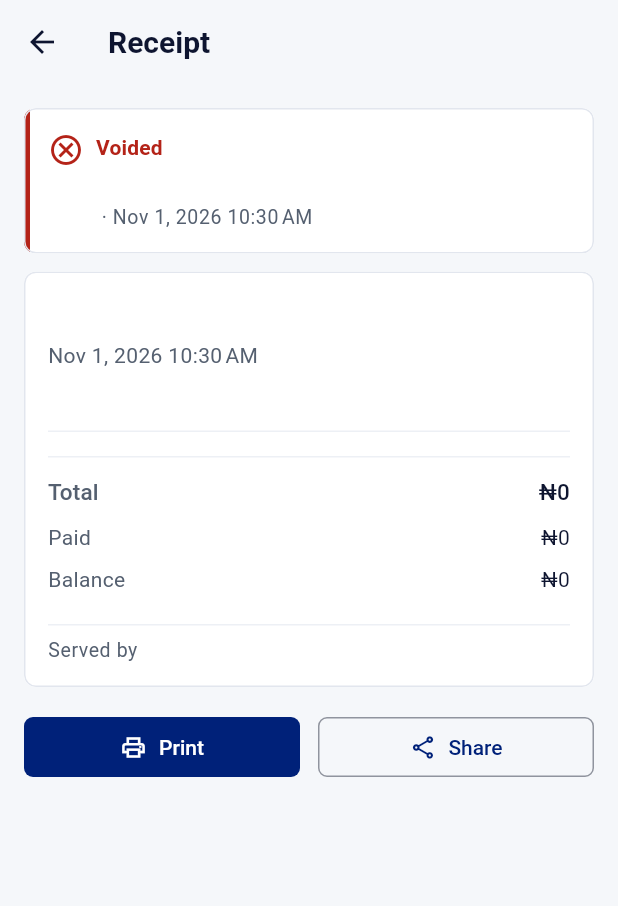
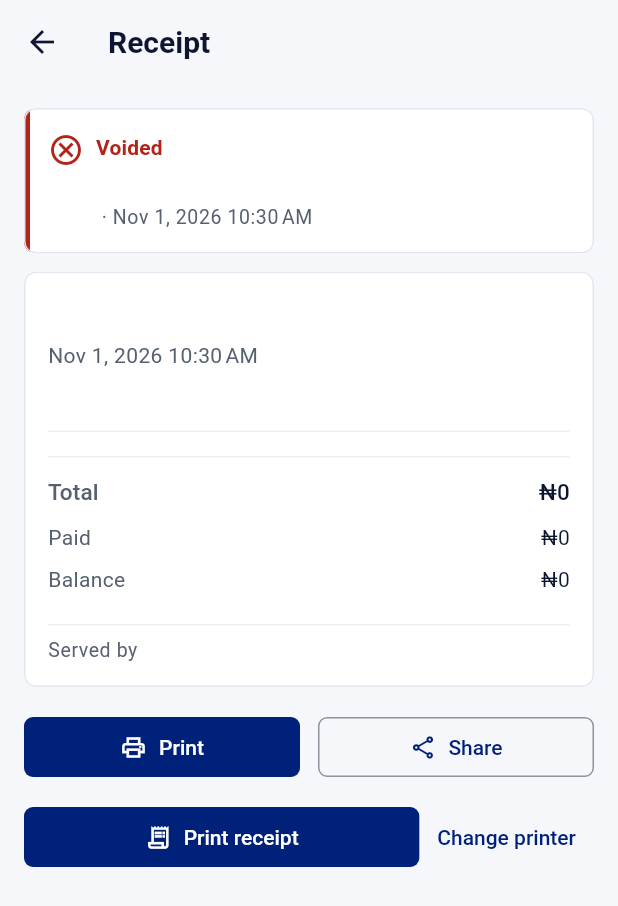
Before and after one commit to byteteklimited/hydrotrack, a Flutter app: the _ReceiptBody screen opened directly with empty values, on a phone screen of 412 x 824 dp. Shown: the top 906 px of the screen. Run offline on Flutter 3.47's test engine with Material 3 defaults, Android fonts, the phone set to English and light mode, and no system bars; our stand-ins replace connectivity_plus, file_picker, fl_chart, flutter_riverpod, pdf, printing and 4 more; missing offline and left inert: esc_pos_utils_plus, file_saver, print_bluetooth_thermal; accounts and stored records are empty; Roboto replaces fonts that are missing (Helvetica).

Commit message:
Bluetooth receipt printing (Android); Phase B docs
Co-Authored-By: Claude Opus 5.5 <noreply@anthropic.com>

```diff
--- /dev/null
+++ b/lib/features/printing/data/printer_device.dart
@@ -0,0 +1,24 @@
+/// A Bluetooth printer paired with this device.
+class PrinterDevice {
+  const PrinterDevice({required this.name, required this.address});
+
+  final String name;
+  final String address;
+
+  @override
+  bool operator ==(Object other) =>
+      other is PrinterDevice && other.address == address;
+
+  @override
+  int get hashCode => address.hashCode;
+}
+
+/// Something went wrong talking to the printer, in words for the user.
+class PrinterException implements Exception {
+  const PrinterException(this.message);
+
+  final String message;
+
+  @override
+  String toString() => message;
+}
--- /dev/null
+++ b/lib/features/printing/data/printing_providers.dart
@@ -0,0 +1,7 @@
+import 'package:flutter_riverpod/flutter_riverpod.dart';
+
+import 'thermal_printer_driver.dart';
+
+final thermalPrinterDriverProvider = Provider<ThermalPrinterDriver>(
+  (ref) => ThermalPrinterDriver(),
+);
--- /dev/null
+++ b/lib/features/printing/data/receipt_printer_settings.dart
@@ -0,0 +1,56 @@
+import 'package:shared_preferences/shared_preferences.dart';
+
+import 'printer_device.dart';
+
+/// Receipt paper widths the common printers use.
+enum PaperWidth {
+  mm58('58 mm', 32),
+  mm80('80 mm', 48);
+
+  const PaperWidth(this.label, this.charactersPerLine);
+
+  final String label;
+
+  /// Characters per line in the printer's normal font.
+  final int charactersPerLine;
+}
+
+/// The receipt printer chosen on this device (each phone has its own).
+class ReceiptPrinterSettings {
+  const ReceiptPrinterSettings({this.printer, this.paper = PaperWidth.mm58});
+
+  final PrinterDevice? printer;
+  final PaperWidth paper;
+
+  static const _addressKey = 'receipt_printer_address';
+  static const _nameKey = 'receipt_printer_name';
+  static const _paperKey = 'receipt_printer_paper';
+
+  static Future<ReceiptPrinterSettings> load() async {
+    final prefs = await SharedPreferences.getInstance();
+    final address = prefs.getString(_addressKey);
+    return ReceiptPrinterSettings(
+      printer: address == null
+          ? null
+          : PrinterDevice(
+              name: prefs.getString(_nameKey) ?? 'Printer',
+              address: address,
+            ),
+      paper:
+          PaperWidth.values.asNameMap()[prefs.getString(_paperKey)] ??
+          PaperWidth.mm58,
+    );
+  }
+
+  Future<void> save() async {
+    final prefs = await SharedPreferences.getInstance();
+    if (printer == null) {
+      await prefs.remove(_addressKey);
+      await prefs.remove(_nameKey);
+    } else {
+      await prefs.setString(_addressKey, printer!.address);
+      await prefs.setString(_nameKey, printer!.name);
+    }
+    await prefs.setString(_paperKey, paper.name);
+  }
+}
--- /dev/null
+++ b/lib/features/printing/data/thermal_printer_driver.dart
@@ -0,0 +1,2 @@
+export 'thermal_printer_driver_stub.dart'
+    if (dart.library.io) 'thermal_printer_driver_io.dart';
--- /dev/null
+++ b/lib/features/printing/view/thermal_print_button.dart
@@ -0,0 +1,96 @@
+import 'package:flutter/material.dart';
+import 'package:flutter_riverpod/flutter_riverpod.dart';
+
+import '../../../core/theme/app_spacing.dart';
+import '../../../core/utils/action_error.dart';
+import '../../../core/widgets/app_button.dart';
+import '../../organizations/data/providers/organization_providers.dart';
+import '../../sales/data/models/sale.dart';
+import '../data/escpos_receipt.dart';
+import '../data/printer_device.dart';
+import '../data/printing_providers.dart';
+import '../data/receipt_printer_settings.dart';
+import 'printer_setup_sheet.dart';
+
+/// Android: prints [sale] straight to the phone's Bluetooth receipt
+/// printer (choosing one the first time), plus "Change printer". Nothing
+/// on devices that can't.
+class ThermalPrintButton extends ConsumerStatefulWidget {
+  const ThermalPrintButton({super.key, required this.sale});
+
+  final Sale sale;
+
+  @override
+  ConsumerState<ThermalPrintButton> createState() => _ThermalPrintButtonState();
+}
+
+class _ThermalPrintButtonState extends ConsumerState<ThermalPrintButton> {
+  bool _printing = false;
+
+  Future<ReceiptPrinterSettings?> _setUp(ReceiptPrinterSettings current) =>
+      showPrinterSetup(context, current);
+
+  Future<void> _print() async {
+    setState(() => _printing = true);
+    try {
+      var settings = await ReceiptPrinterSettings.load();
+      if (settings.printer == null) {
+        if (!mounted) return;
+        final chosen = await _setUp(settings);
+        if (chosen?.printer == null) return;
+        settings = chosen!;
+      }
+      final bytes = await buildEscPosReceipt(
+        widget.sale,
+        header: await ref.read(businessHeaderProvider.future),
+        paper: settings.paper,
+      );
+      await ref
+          .read(thermalPrinterDriverProvider)
+          .printBytes(settings.printer!.address, bytes);
+      if (mounted) {
+        ScaffoldMessenger.of(context).showSnackBar(
+          SnackBar(content: Text('Printed on ${settings.printer!.name}.')),
+        );
+      }
+    } on PrinterException catch (error) {
+      if (mounted) showActionErrorSnackBar(context, message: error.message);
+    } catch (error) {
+      if (mounted) {
+        showActionErrorSnackBar(
+          context,
+          message: readableErrorMessage(error) ?? "Couldn't print. Try again.",
+        );
+      }
+    } finally {
+      if (mounted) setState(() => _printing = false);
+    }
+  }
+
+  @override
+  Widget build(BuildContext context) {
+    if (!ref.watch(thermalPrinterDriverProvider).isSupported) {
+      return const SizedBox.shrink();
+    }
+    return Padding(
+      padding: const EdgeInsets.only(top: AppSpacing.md),
+      child: Row(
+        children: [
+          Expanded(
+            child: AppButton(
+              label: 'Print receipt',
+              leadingIcon: Icons.receipt_long_outlined,
+              isLoading: _printing,
+              onPressed: _printing ? null : _print,
+            ),
+          ),
+          AppButton(
+            label: 'Change printer',
+            variant: AppButtonVariant.text,
+            onPressed: () async => _setUp(await ReceiptPrinterSettings.load()),
+          ),
+        ],
+      ),
+    );
+  }
+}
--- a/lib/features/sales/view/screens/receipt_screen.dart
+++ b/lib/features/sales/view/screens/receipt_screen.dart
@@ -14,6 +14,7 @@ import '../../../auth/data/models/staff_user.dart';
 import '../../../auth/data/providers/auth_providers.dart';
 import '../../../organizations/data/models/business_header.dart';
 import '../../../organizations/data/providers/organization_providers.dart';
+import '../../../printing/view/thermal_print_button.dart';
 import '../../data/models/sale.dart';
 import '../../data/providers/sales_providers.dart';
 import '../widgets/receipt_pdf.dart';
@@ -265,6 +266,7 @@ class _ReceiptBodyState extends ConsumerState<_ReceiptBody> {
               ),
             ],
           ),
+          ThermalPrintButton(sale: sale),
         ],
       ),
     );
--- a/pubspec.yaml
+++ b/pubspec.yaml
@@ -45,6 +45,9 @@ dependencies:
   path_provider: ^2.1.6
   http: ^1.6.0
   file_picker: ^13.3.0
+  print_bluetooth_thermal: ^1.2.1
+  esc_pos_utils_plus: ^2.0.4
+  shared_preferences: ^2.5.5
 
 dev_dependencies:
   flutter_test:
```
Also changed, not shown: lib/features/printing/data/escpos_receipt.dart (added, +66 -0 lines), lib/features/printing/data/thermal_printer_driver_io.dart (added, +56 -0 lines), lib/features/printing/data/thermal_printer_driver_stub.dart (added, +14 -0 lines), lib/features/printing/view/printer_setup_sheet.dart (added, +111 -0 lines), pubspec.lock, 6 other files.
